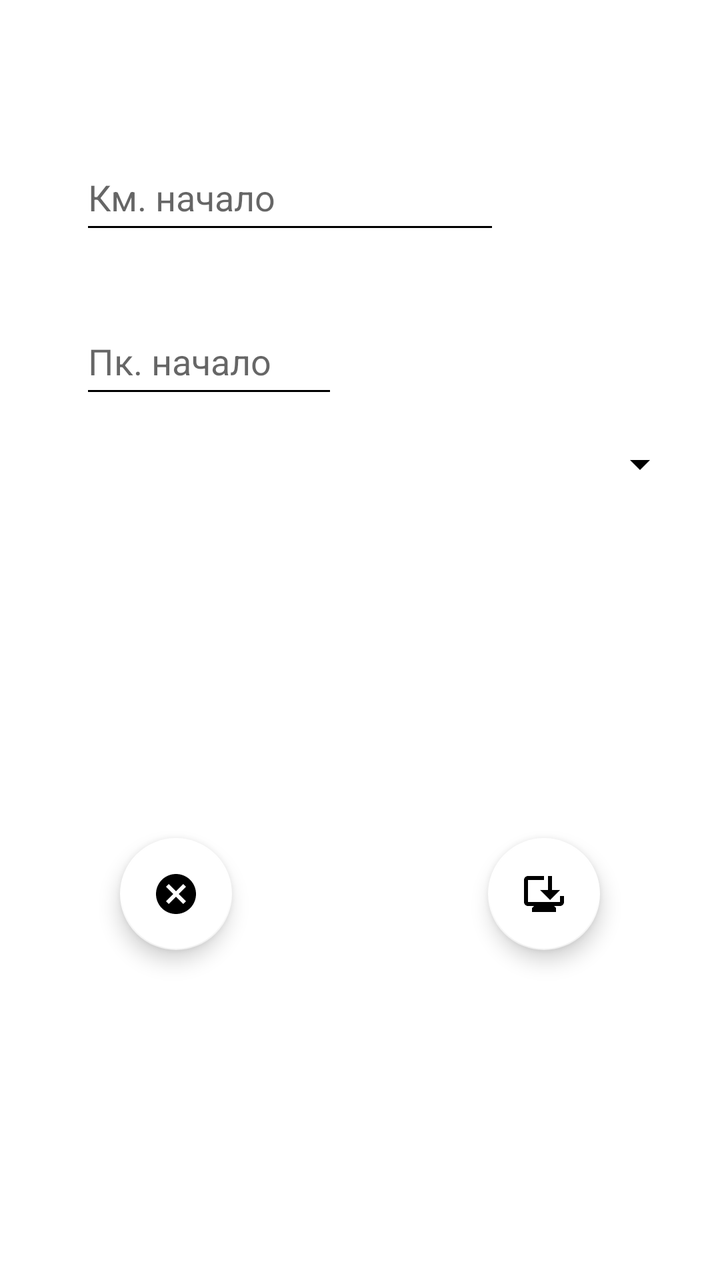
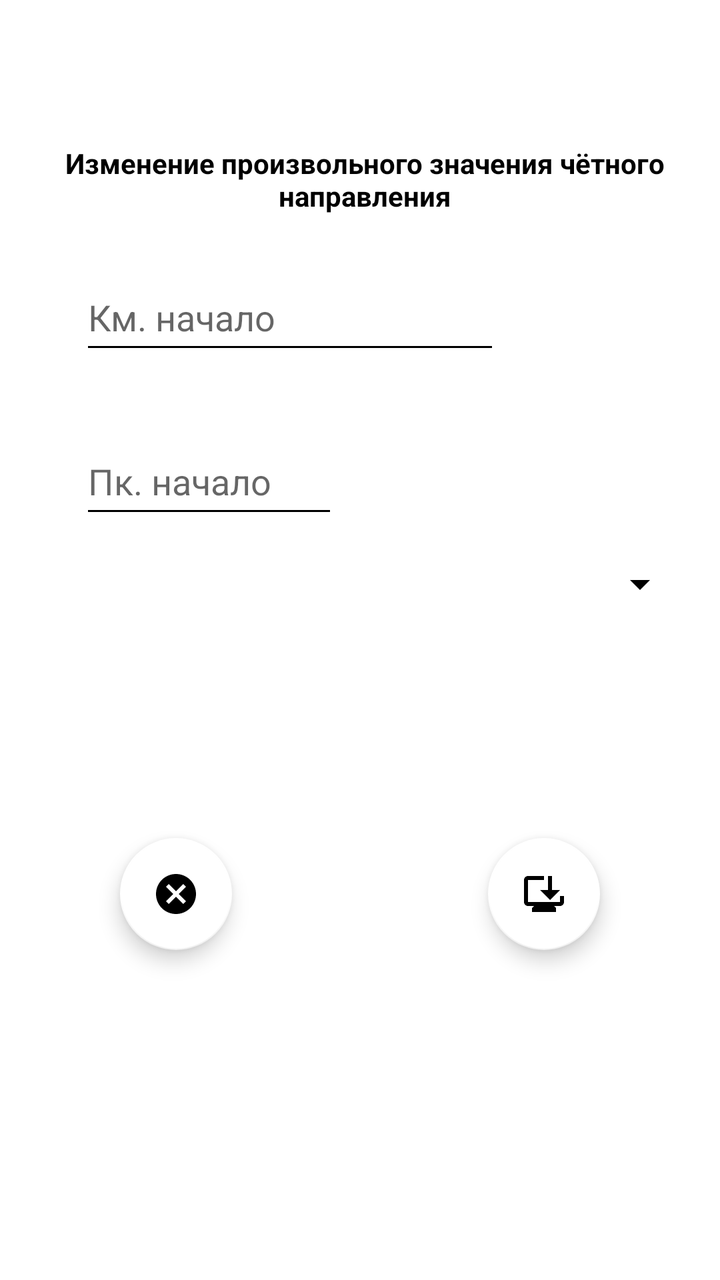

Screens rendered from an Android XML layout before and after an edit, with the pre-edit source and the edit as a unified diff.
<!-- AndroidManifest.xml: application theme Base.Theme.My_Gps_Assistant -->
<!-- res/layout/fragment_update_custom_field_chet.xml -->
<?xml version="1.0" encoding="utf-8"?>
<androidx.constraintlayout.widget.ConstraintLayout xmlns:android="http://schemas.android.com/apk/res/android"
    xmlns:tools="http://schemas.android.com/tools"
    android:layout_width="match_parent"
    android:layout_height="match_parent"
    xmlns:app="http://schemas.android.com/apk/res-auto"
    android:background="#FFFFFF"
    tools:context=".fragments.chet.customField.update.UpdateCustomFieldFragmentChet">

    <EditText
        android:id="@+id/ed_update_start_custom_field_chet"
        android:layout_width="0dp"
        android:layout_height="50dp"
        android:layout_marginStart="40dp"
        android:layout_marginTop="72dp"
        android:ems="10"
        android:hint="@string/fragment_update_km_start_brake_chet"
        android:importantForAutofill="no"
        android:inputType="number"
        android:maxLength="4"
        android:textColor="#000000"
        app:layout_constraintStart_toStartOf="parent"
        app:layout_constraintTop_toTopOf="parent"
        tools:ignore="HardcodedText,TextContrastCheck" />

    <EditText
        android:id="@+id/ed_update_pk_start_custom_field_chet"
        android:layout_width="129dp"
        android:layout_height="50dp"
        android:layout_marginTop="32dp"
        android:ems="10"
        android:hint="@string/fragment_update_pk_start_brake_chet"
        android:inputType="number"
        android:maxLength="2"
        android:textColor="#000000"
        app:layout_constraintEnd_toEndOf="@+id/ed_update_start_custom_field_chet"
        app:layout_constraintHorizontal_bias="0.0"
        app:layout_constraintStart_toStartOf="@+id/ed_update_start_custom_field_chet"
        app:layout_constraintTop_toBottomOf="@+id/ed_update_start_custom_field_chet"
        tools:ignore="Autofill,HardcodedText,MissingConstraints,TextContrastCheck" />

    <com.google.android.material.floatingactionbutton.FloatingActionButton
        android:id="@+id/fb_update_save_custom_field_chet"
        android:layout_width="wrap_content"
        android:layout_height="wrap_content"
        android:layout_marginEnd="60dp"
        android:layout_marginBottom="165dp"
        android:clickable="true"
        android:src="@drawable/is_save_update_custom_field_chet"
        app:backgroundTint="@color/white"
        app:layout_constraintBottom_toBottomOf="parent"
        app:layout_constraintEnd_toEndOf="parent"
        tools:ignore="ContentDescription,KeyboardInaccessibleWidget,SpeakableTextPresentCheck" />

    <com.google.android.material.floatingactionbutton.FloatingActionButton
        android:id="@+id/fb_update_cancel_custom_field_chet"
        android:layout_width="wrap_content"
        android:layout_height="wrap_content"
        android:layout_marginStart="60dp"
        android:layout_marginBottom="165dp"
        android:clickable="true"
        android:src="@drawable/is_cancel_update_custom_field_chet"
        app:backgroundTint="@color/white"
        app:layout_constraintBottom_toBottomOf="parent"
        app:layout_constraintStart_toStartOf="parent"
        tools:ignore="ContentDescription,KeyboardInaccessibleWidget,SpeakableTextPresentCheck" />

    <EditText
        android:id="@+id/editUpdateCustomFieldChet"
        android:layout_width="wrap_content"
        android:layout_height="wrap_content"
        android:layout_marginTop="50dp"
        android:visibility="gone"
        android:ems="10"
        android:hint="Введите текст"
        android:inputType="text"
        android:maxLength="27"
        app:layout_constraintStart_toStartOf="@+id/ed_update_pk_start_custom_field_chet"
        app:layout_constraintTop_toBottomOf="@+id/ed_update_pk_start_custom_field_chet"
        tools:ignore="Autofill,HardcodedText,TouchTargetSizeCheck" />

    <Spinner
        android:id="@+id/spinnerUpdateChet"
        android:layout_width="match_parent"
        android:layout_height="wrap_content"
        android:layout_margin="16dp"
        app:layout_constraintStart_toStartOf="@+id/ed_update_pk_start_custom_field_chet"
        app:layout_constraintTop_toBottomOf="@+id/ed_update_pk_start_custom_field_chet"
        tools:ignore="TouchTargetSizeCheck" />

</androidx.constraintlayout.widget.ConstraintLayout>
<!-- resources referenced by this layout -->
<resources>
  <color name="white">#FFFFFFFF</color>
  <!-- drawable is_cancel_update_custom_field_chet (drawable) -->
  <vector xmlns:android="http://schemas.android.com/apk/res/android" android:height="24dp" android:tint="#52ED27" android:viewportHeight="24" android:viewportWidth="24" android:width="24dp">
        
      <path android:fillColor="@android:color/white" android:pathData="M12,2C6.47,2 2,6.47 2,12s4.47,10 10,10 10,-4.47 10,-10S17.53,2 12,2zM17,15.59L15.59,17 12,13.41 8.41,17 7,15.59 10.59,12 7,8.41 8.41,7 12,10.59 15.59,7 17,8.41 13.41,12 17,15.59z"/>
      
  </vector>
  <!-- drawable is_save_update_custom_field_chet (drawable) -->
  <vector xmlns:android="http://schemas.android.com/apk/res/android" android:height="24dp" android:tint="#52ED27" android:viewportHeight="24" android:viewportWidth="24" android:width="24dp">
        
      <path android:fillColor="@android:color/white" android:pathData="M22,13v3c0,1.1 -0.9,2 -2,2h-3l1,1v2H6v-2l1,-1H4c-1.1,0 -2,-0.9 -2,-2V5c0,-1.1 0.9,-2 2,-2l8,0v2L4,5v11h16v-3H22zM15,15l-5,-5h4V3h2v7h4L15,15z"/>
      
  </vector>
  <string name="fragment_update_km_start_brake_chet">Км. начало</string>
  <string name="fragment_update_pk_start_brake_chet">Пк. начало</string>
  <style name="Base.Theme.My_Gps_Assistant" parent="Theme.MaterialComponents.Light.NoActionBar">
          
          <item name="colorPrimary">@color/black</item>
          <item name="colorPrimaryVariant">@color/lavender</item>
          <item name="colorOnPrimary">@color/white</item>
  
          <item name="colorSecondary">@color/teal_200</item>
          <item name="colorSecondaryVariant">@color/teal_700</item>
          <item name="colorOnSecondary">@color/black</item>
  
          <item name="android:statusBarColor">@color/lavender</item>
  
  
          <item name="android:windowFullscreen">true</item>
  
          <item name="android:textColorPrimary">@color/black</item>
          <item name="android:textColorSecondary">@color/black</item>
          <item name="android:textColorTertiary">@color/black</item>
  
  
  
  
  
  
  
      </style>
  <color name="black">#FF000000</color>
  <color name="lavender">#8692f7</color>
  <color name="teal_200">#D58DD5</color>
  <color name="teal_700">#00C2EF</color>
</resources>

<!-- the commit's change to res/layout/fragment_update_custom_field_chet.xml (unified diff, before → after) -->
@@ -12,7 +12,7 @@
         android:layout_width="0dp"
         android:layout_height="50dp"
         android:layout_marginStart="40dp"
-        android:layout_marginTop="72dp"
+        android:layout_marginTop="20dp"
         android:ems="10"
         android:hint="@string/fragment_update_km_start_brake_chet"
         android:importantForAutofill="no"
@@ -20,7 +20,7 @@
         android:maxLength="4"
         android:textColor="#000000"
         app:layout_constraintStart_toStartOf="parent"
-        app:layout_constraintTop_toTopOf="parent"
+        app:layout_constraintTop_toBottomOf="@+id/textView19"
         tools:ignore="HardcodedText,TextContrastCheck" />
 
     <EditText
@@ -88,4 +88,16 @@
         app:layout_constraintTop_toBottomOf="@+id/ed_update_pk_start_custom_field_chet"
         tools:ignore="TouchTargetSizeCheck" />
 
+    <TextView
+        android:id="@+id/textView19"
+        android:layout_width="325dp"
+        android:layout_height="40dp"
+        android:layout_marginStart="20dp"
+        android:layout_marginTop="72dp"
+        android:text="@string/zagolovok_update_custom_field_chet"
+        android:textAlignment="center"
+        android:textStyle="bold"
+        app:layout_constraintStart_toStartOf="parent"
+        app:layout_constraintTop_toTopOf="parent" />
+
 </androidx.constraintlayout.widget.ConstraintLayout>
<!-- resource entries referenced after the edit -->
@@ -15,6 +15,7 @@
   </vector>
   <string name="fragment_update_km_start_brake_chet">Км. начало</string>
   <string name="fragment_update_pk_start_brake_chet">Пк. начало</string>
+  <string name="zagolovok_update_custom_field_chet">Изменение произвольного значения чётного направления</string>
   <style name="Base.Theme.My_Gps_Assistant" parent="Theme.MaterialComponents.Light.NoActionBar">
           
           <item name="colorPrimary">@color/black</item>
